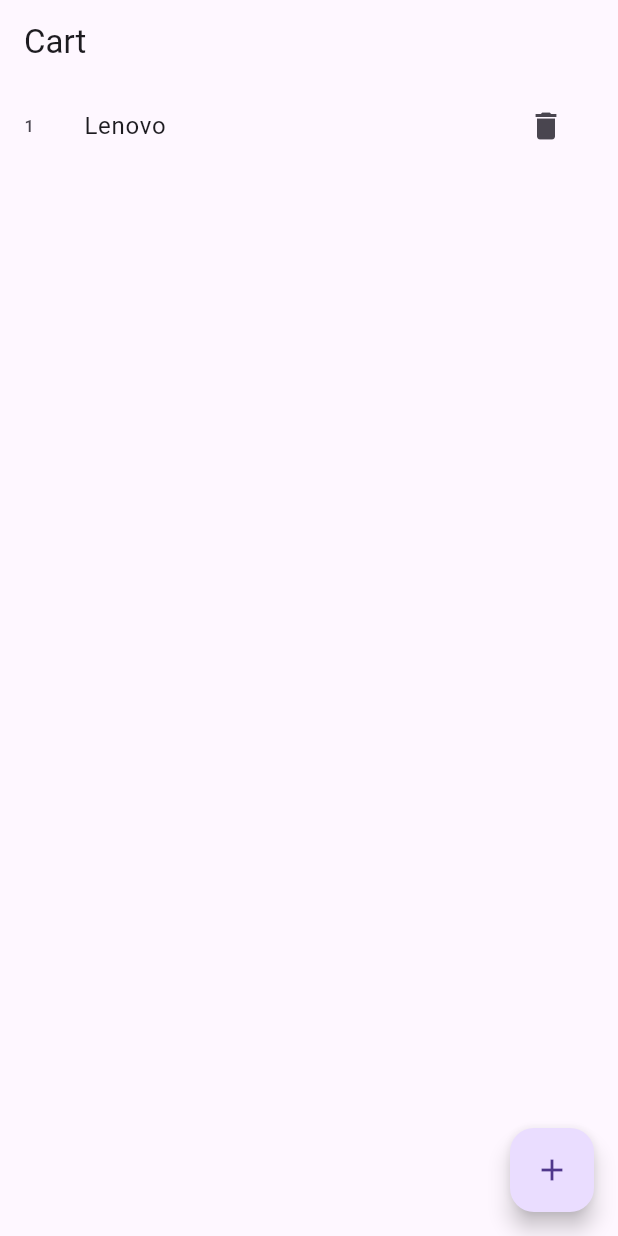
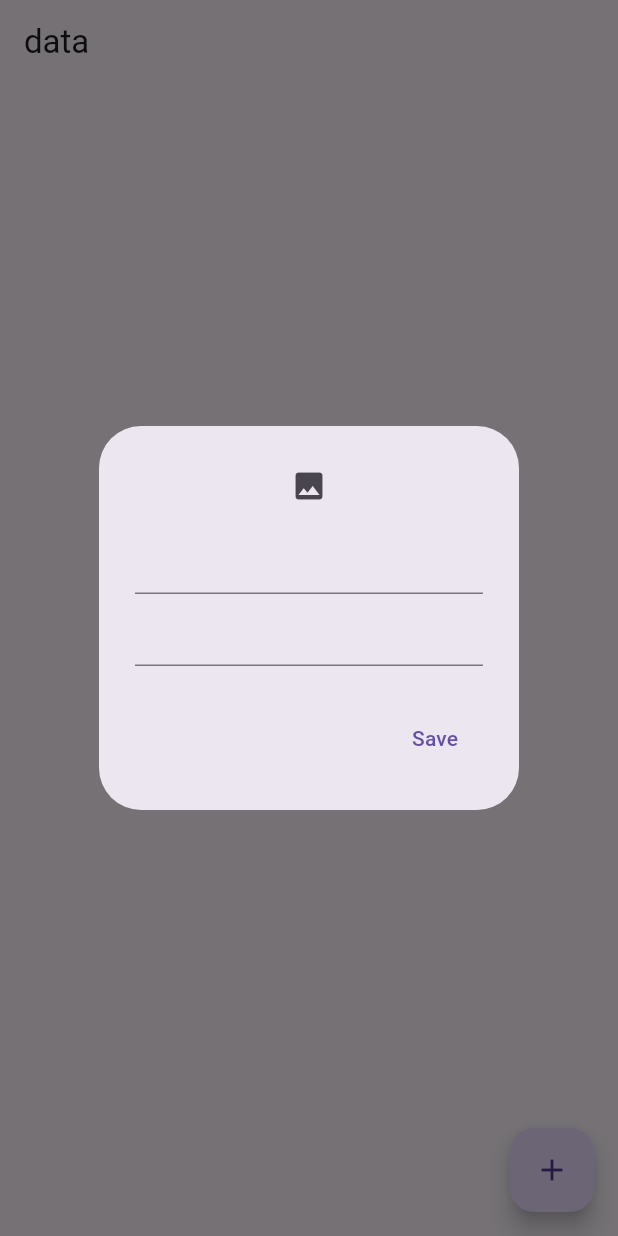
Before and after one commit to MauryaAayush/classwork_getx, a Flutter app: the screen it shows after launch, after a tap on the "add" icon, on a phone screen of 412 x 824 dp. Run offline on Flutter 3.47's test engine with Material 3 defaults, Android fonts, the phone set to English and light mode, and no system bars; our stand-ins replace get, image_picker, sqflite; accounts and stored records are empty.

Commit message:
Radhey Radhey

```diff
--- a/lib/main.dart
+++ b/lib/main.dart
@@ -3,6 +3,7 @@ import 'package:get/get.dart';
 
 import 'Day1/views/homeScreen.dart';
 import 'Day2/views/cartsScreen.dart';
+import 'new_database/home_screen.dart';
 
 void main() {
   runApp(const MyApp());
@@ -15,8 +16,32 @@ class MyApp extends StatelessWidget {
   @override
   Widget build(BuildContext context) {
     return GetMaterialApp(
-     home: Cartsscreen(),
+      debugShowCheckedModeBanner: false,
+      getPages: [
+        GetPage(name: '/', page: () => HomeScreen(),)
+      ],
+     // home: Cartsscreen(),
 
     );
   }
 }
+
+
+// What is Database?
+// Data : Collection of Information ->
+// Database -> collection of data stored in systematic way.
+// List l1 = [];
+// Map m1 = {};
+
+
+// Local Database : your device;
+// SQL : Structure Query Language;
+// CRUD -> Create Read Update Delete
+// Query -> commands -
+// Tabular form - > Table form;
+// Students data ->
+
+// sqlite package :
+
+
+// Cloud Database - online Database
--- /dev/null
+++ b/lib/new_database/datadb_hellper.dart
@@ -0,0 +1,49 @@
+
+import 'package:flutter/services.dart';
+import 'package:path/path.dart';
+import 'package:sqflite/sqflite.dart';
+import 'package:sqflite/sqlite_api.dart';
+
+class DbHelper {
+  static DbHelper dbHelper = DbHelper._();
+
+  DbHelper._();
+
+  Database? _database;
+
+  Future<Database?> get database async =>  await intiDatabase() ?? _database;
+
+
+  Future<Database?> intiDatabase()
+  async {
+    final path = await getDatabasesPath();
+    final dbPath = join(path, 'user.db');
+
+    _database = await openDatabase(dbPath, version: 1, onCreate: (db, version) async {
+        String sql =
+            "CREATE TABLE user (id INTEGER PRIMARY KEY AUTOINCREMENT,name TEXT NOT NULL, age INTEGER NOT NULL, photo BLOB)";
+        await db.execute(sql);
+      },);
+    return _database;
+  }
+
+
+  Future<void> insertData(String name,int age,Uint8List photo) async {
+    Database? db = await database;
+
+    String sql = "INSERT INTO user (name,age,photo) VALUES (?,?,?)";
+    List args = [name,age,photo];
+    await db!.rawInsert(sql,args);
+  }
+
+
+  Future<List<Map<String, Object?>>> fetchData() async {
+
+    Database? db = await database;
+    String sql = "SELECT * FROM user";
+   return await db!.rawQuery(sql);
+
+  }
+
+
+}
--- /dev/null
+++ b/lib/new_database/home_controller.dart
@@ -0,0 +1,30 @@
+
+
+import 'package:flutter/services.dart';
+import 'package:get/get.dart';
+
+import 'datadb_hellper.dart';
+import 'home_model.dart';
+
+class HomeController extends GetxController{
+
+  RxList<User> userList = <User>[].obs;
+
+  @override
+  void onInit(){
+    super.onInit();
+
+    fetchUser();
+
+  }
+
+  Future<void> fetchUser() async {
+    final data = await DbHelper.dbHelper.fetchData();
+    userList.value = data.map((e) => User.fromMap(e),).toList();
+  }
+
+  void addUser(String name,int age,Uint8List photo){
+    DbHelper.dbHelper.insertData(name, age, photo);
+    fetchUser();
+  }
+}
--- /dev/null
+++ b/lib/new_database/home_model.dart
@@ -0,0 +1,16 @@
+
+
+import 'package:flutter/services.dart';
+
+class User {
+
+  late int id,age;
+  late String name;
+  Uint8List? photo;
+
+  User(this.id,this.name,this.age,this.photo);
+
+  factory User.fromMap(Map m1){
+    return User(m1['id'], m1['name'], m1['age'], m1['photo']);
+  }
+}
--- /dev/null
+++ b/lib/new_database/home_screen.dart
@@ -0,0 +1,78 @@
+
+import 'package:flutter/material.dart';
+import 'package:flutter/services.dart';
+import 'package:get/get.dart';
+import 'package:image_picker/image_picker.dart';
+
+import 'home_controller.dart';
+
+class HomeScreen extends StatelessWidget {
+  const HomeScreen({super.key});
+
+  @override
+  Widget build(BuildContext context) {
+    HomeController controller = Get.put(HomeController());
+    return Scaffold(
+      appBar: AppBar(
+        title: Text('data'),
+      ),
+      body:  Obx(
+        () => ListView.builder(
+          shrinkWrap: true,
+          itemCount: controller.userList.length,
+          itemBuilder: (context, index) => ListTile(
+            leading:
+            Image.memory(controller.userList[index].photo!),
+            title: Text(controller.userList[index].name),
+            trailing: Text(controller.userList[index].age.toString()),
+          ),
+        ),
+      ),
+      floatingActionButton: FloatingActionButton(
+        onPressed: () {
+          openBox(context, controller);
+        },
+        child: Icon(Icons.add),
+      ),
+    );
+  }
+}
+
+void openBox(BuildContext context,HomeController controller) {
+  showDialog(
+    context: context,
+    builder: (context) => AlertDialog(
+      content: Column(
+        mainAxisSize: MainAxisSize.min,
+        children: [
+          IconButton(
+              onPressed: () async {
+                ImagePicker imagePicker = ImagePicker();
+                XFile? xFile =
+                    await imagePicker.pickImage(source: ImageSource.camera);
+                img = await xFile!.readAsBytes();
+              },
+              icon: Icon(Icons.photo)),
+          TextField(
+            controller: txtName,
+          ),
+          TextField(
+            controller: txtage,
+          ),
+
+        ],
+      ),
+      actions: [
+        TextButton(onPressed: () {
+          Navigator.pop(context);
+          controller.addUser(txtName.text, int.parse(txtage.text), img!);
+        }, child: const Text('Save'))
+      ],
+    ),
+  );
+}
+
+TextEditingController txtName = TextEditingController();
+TextEditingController txtage = TextEditingController();
+
+Uint8List? img;
--- a/pubspec.yaml
+++ b/pubspec.yaml
@@ -36,6 +36,9 @@ dependencies:
   # Use with the CupertinoIcons class for iOS style icons.
   cupertino_icons: ^1.0.6
   get: ^4.6.6
+  sqflite: ^2.3.3+1
+  path: ^1.9.0
+  image_picker: ^1.1.2
 
 dev_dependencies:
   flutter_test:
```
Also changed, not shown: pubspec.lock.
